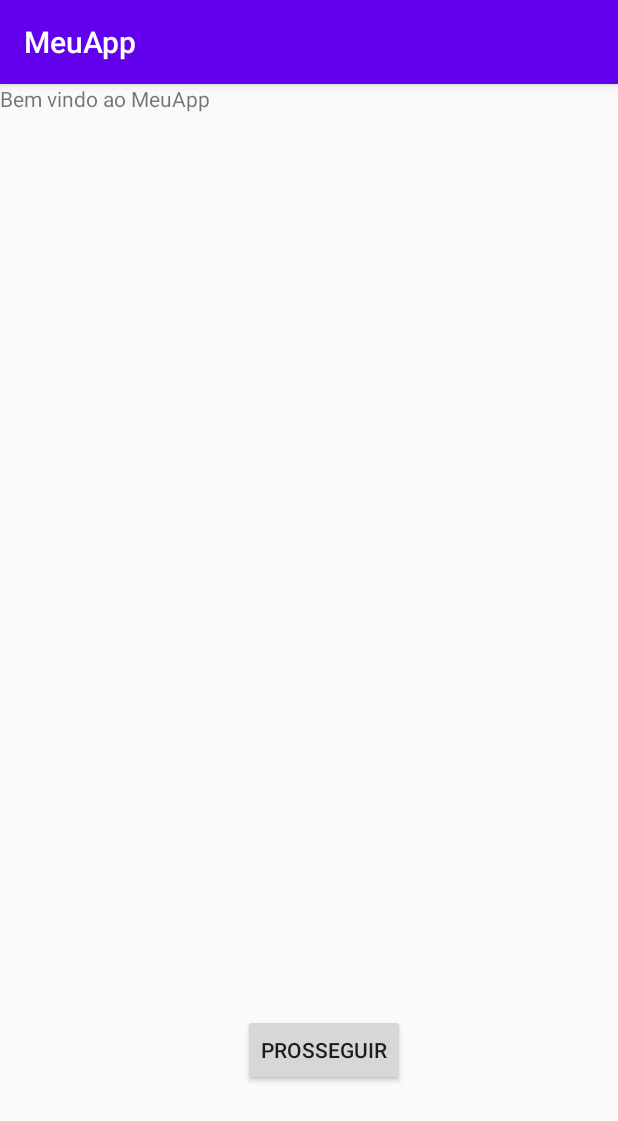
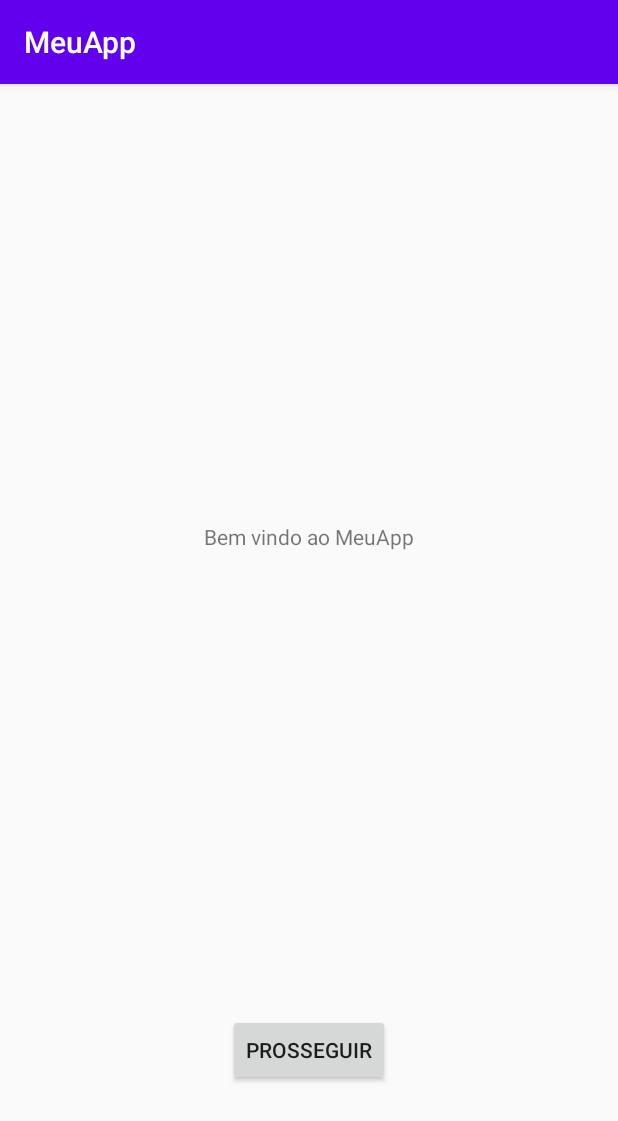
Before and after one commit to Maicost/MeuApp, an Android app: the screen it shows after launch (MainActivity), on a phone screen of 412 x 824 dp. Shown: the top 1121 px of the screen. Run offline under Robolectric (Android 15) with nearby library versions, the phone set to English and light mode, and no system bars.

Commit message:
Alteração de Codigos #4

```diff
--- a/app/src/main/res/layout/activity_main.xml
+++ b/app/src/main/res/layout/activity_main.xml
@@ -15,21 +15,23 @@
         app:layout_constraintBottom_toTopOf="@+id/button"
         app:layout_constraintLeft_toLeftOf="parent"
         app:layout_constraintRight_toRightOf="parent"
-        app:layout_constraintTop_toTopOf="parent" />
+        app:layout_constraintTop_toTopOf="parent"
+        android:gravity="center"/>
 
     <Button
         android:id="@+id/button"
         android:layout_width="wrap_content"
         android:layout_height="wrap_content"
-        android:layout_marginStart="162dp"
-        android:layout_marginLeft="162dp"
-        android:layout_marginEnd="162dp"
-        android:layout_marginRight="162dp"
+        android:layout_marginStart="8dp"
+        android:layout_marginLeft="8dp"
+        android:layout_marginTop="8dp"
+        android:layout_marginEnd="8dp"
+        android:layout_marginRight="8dp"
         android:layout_marginBottom="100dp"
         android:text="Prosseguir"
         app:layout_constraintBottom_toBottomOf="parent"
         app:layout_constraintEnd_toEndOf="parent"
-        app:layout_constraintHorizontal_bias="0.0"
-        app:layout_constraintStart_toStartOf="parent" />
+        app:layout_constraintStart_toStartOf="parent"
+        app:layout_constraintTop_toBottomOf="@+id/textView" />
 
 </androidx.constraintlayout.widget.ConstraintLayout>
```
